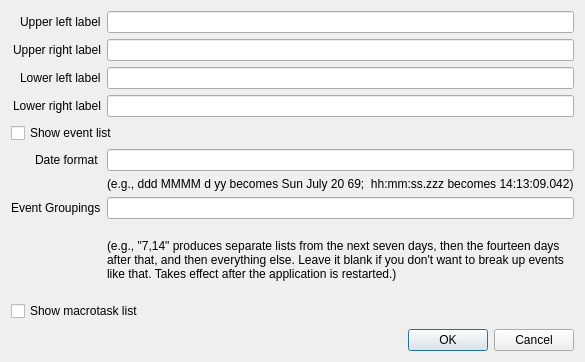
adamb924/TaskManager, file preferencesdialog.ui: the form before one commit.
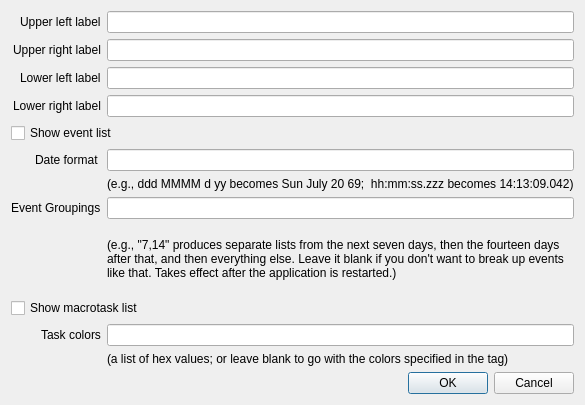
The form after the commit.

Commit message: Override macrotask colors

What changed in the file:
```diff
--- a/preferencesdialog.ui
+++ b/preferencesdialog.ui
@@ -7,7 +7,7 @@
     <x>0</x>
     <y>0</y>
     <width>563</width>
-    <height>362</height>
+    <height>405</height>
    </rect>
   </property>
   <property name="windowTitle">
@@ -120,6 +120,23 @@
        </property>
       </widget>
      </item>
+     <item row="13" column="0">
+      <widget class="QLabel" name="label_5">
+       <property name="text">
+        <string>Task colors</string>
+       </property>
+      </widget>
+     </item>
+     <item row="13" column="1">
+      <widget class="QLineEdit" name="taskColorsEdit"/>
+     </item>
+     <item row="14" column="1">
+      <widget class="QLabel" name="label_6">
+       <property name="text">
+        <string>(a list of hex values; or leave blank to go with the colors specified in the tag)</string>
+       </property>
+      </widget>
+     </item>
     </layout>
    </item>
    <item>
```
Left out of the diff: 8 changed lines with no effect on the pictures. The commit also changes 8 other files.
